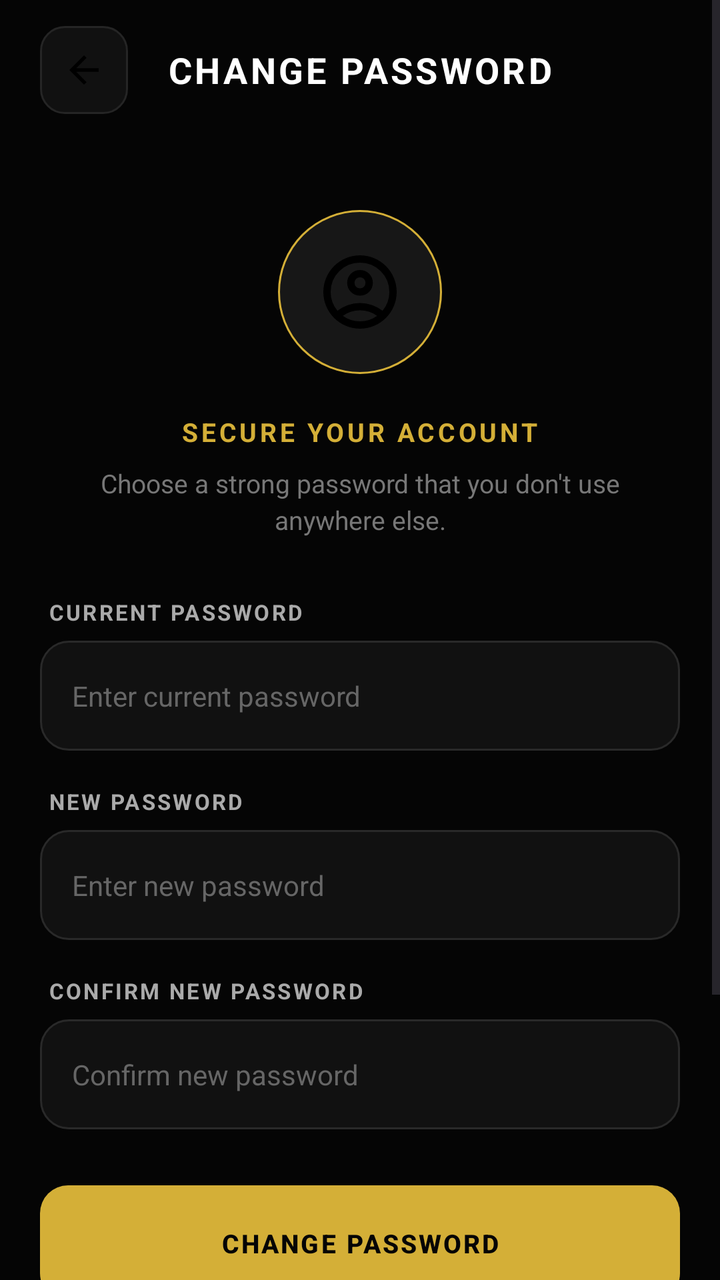
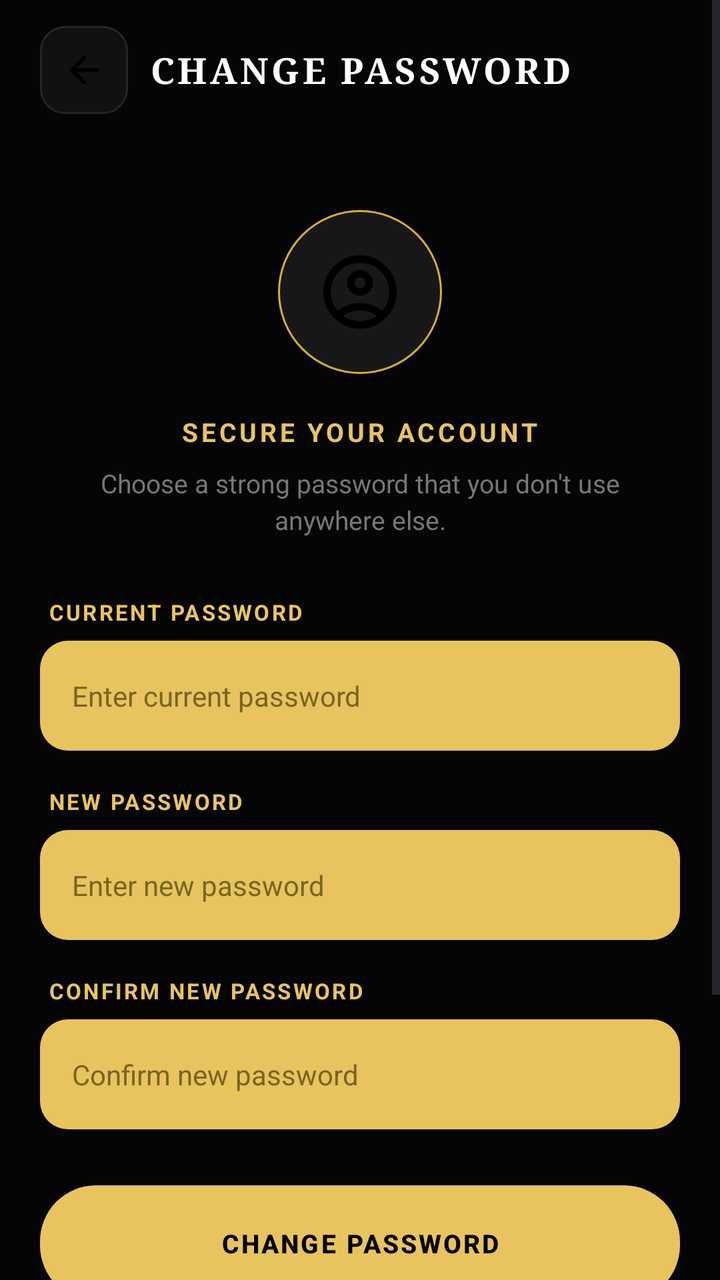

Compare the two renders of this Android layout. The source of the first and the diff that turns it into the second are given below.
<!-- AndroidManifest.xml: application theme Theme.FadeandFaith -->
<!-- res/layout/activity_change_password.xml -->
<?xml version="1.0" encoding="utf-8"?>
<ScrollView
    xmlns:android="http://schemas.android.com/apk/res/android"
    xmlns:app="http://schemas.android.com/apk/res-auto"
    android:layout_width="match_parent"
    android:layout_height="match_parent"
    android:background="#050505"
    android:fillViewport="true">

    <LinearLayout
        android:layout_width="match_parent"
        android:layout_height="wrap_content"
        android:orientation="vertical"
        android:paddingBottom="35dp">

        

        <LinearLayout
            android:layout_width="match_parent"
            android:layout_height="70dp"
            android:orientation="horizontal"
            android:gravity="center_vertical"
            android:paddingStart="20dp"
            android:paddingEnd="20dp">

            <ImageView
                android:id="@+id/backButton"
                android:layout_width="44dp"
                android:layout_height="44dp"
                android:padding="11dp"
                android:src="@drawable/arrowback"
                android:background="@drawable/iconbutton"
                android:contentDescription="Back" />

            <TextView
                android:layout_width="0dp"
                android:layout_height="wrap_content"
                android:layout_weight="1"
                android:gravity="center"
                android:text="CHANGE PASSWORD"
                android:textColor="#FFFFFF"
                android:textSize="18sp"
                android:textStyle="bold"
                android:letterSpacing="0.08" />

            <View
                android:layout_width="44dp"
                android:layout_height="44dp" />

        </LinearLayout>


        

        <LinearLayout
            android:layout_width="match_parent"
            android:layout_height="wrap_content"
            android:orientation="vertical"
            android:gravity="center"
            android:paddingStart="28dp"
            android:paddingEnd="28dp"
            android:paddingTop="35dp"
            android:paddingBottom="30dp">

            <ImageView
                android:layout_width="82dp"
                android:layout_height="82dp"
                android:padding="19dp"
                android:src="@drawable/person"
                android:background="@drawable/avatar"
                android:contentDescription="Security" />

            <TextView
                android:layout_width="wrap_content"
                android:layout_height="wrap_content"
                android:layout_marginTop="20dp"
                android:text="SECURE YOUR ACCOUNT"
                android:textColor="#D4AF37"
                android:textSize="13sp"
                android:textStyle="bold"
                android:letterSpacing="0.12" />

            <TextView
                android:layout_width="match_parent"
                android:layout_height="wrap_content"
                android:layout_marginTop="8dp"
                android:text="Choose a strong password that you don't use anywhere else."
                android:textColor="#777777"
                android:textSize="13sp"
                android:gravity="center"
                android:lineSpacingExtra="3dp" />

        </LinearLayout>


        

        <TextView
            android:layout_width="match_parent"
            android:layout_height="wrap_content"
            android:layout_marginStart="24dp"
            android:layout_marginEnd="24dp"
            android:text="CURRENT PASSWORD"
            android:textColor="#AAAAAA"
            android:textSize="11sp"
            android:textStyle="bold"
            android:letterSpacing="0.1" />

        <EditText
            android:id="@+id/currentPasswordInput"
            android:layout_width="match_parent"
            android:layout_height="55dp"
            android:layout_marginStart="20dp"
            android:layout_marginEnd="20dp"
            android:layout_marginTop="7dp"
            android:layout_marginBottom="18dp"
            android:background="@drawable/input"
            android:hint="Enter current password"
            android:paddingStart="16dp"
            android:paddingEnd="16dp"
            android:textColor="#FFFFFF"
            android:textColorHint="#666666"
            android:textSize="14sp"
            android:inputType="textPassword" />


        

        <TextView
            android:layout_width="match_parent"
            android:layout_height="wrap_content"
            android:layout_marginStart="24dp"
            android:layout_marginEnd="24dp"
            android:text="NEW PASSWORD"
            android:textColor="#AAAAAA"
            android:textSize="11sp"
            android:textStyle="bold"
            android:letterSpacing="0.1" />

        <EditText
            android:id="@+id/newPasswordInput"
            android:layout_width="match_parent"
            android:layout_height="55dp"
            android:layout_marginStart="20dp"
            android:layout_marginEnd="20dp"
            android:layout_marginTop="7dp"
            android:layout_marginBottom="18dp"
            android:background="@drawable/input"
            android:hint="Enter new password"
            android:paddingStart="16dp"
            android:paddingEnd="16dp"
            android:textColor="#FFFFFF"
            android:textColorHint="#666666"
            android:textSize="14sp"
            android:inputType="textPassword" />


        

        <TextView
            android:layout_width="match_parent"
            android:layout_height="wrap_content"
            android:layout_marginStart="24dp"
            android:layout_marginEnd="24dp"
            android:text="CONFIRM NEW PASSWORD"
            android:textColor="#AAAAAA"
            android:textSize="11sp"
            android:textStyle="bold"
            android:letterSpacing="0.1" />

        <EditText
            android:id="@+id/confirmPasswordInput"
            android:layout_width="match_parent"
            android:layout_height="55dp"
            android:layout_marginStart="20dp"
            android:layout_marginEnd="20dp"
            android:layout_marginTop="7dp"
            android:layout_marginBottom="28dp"
            android:background="@drawable/input"
            android:hint="Confirm new password"
            android:paddingStart="16dp"
            android:paddingEnd="16dp"
            android:textColor="#FFFFFF"
            android:textColorHint="#666666"
            android:textSize="14sp"
            android:inputType="textPassword" />


        

        <com.google.android.material.button.MaterialButton
            android:id="@+id/changePasswordButton"
            android:layout_width="match_parent"
            android:layout_height="58dp"
            android:layout_marginStart="20dp"
            android:layout_marginEnd="20dp"
            android:text="CHANGE PASSWORD"
            android:textColor="#050505"
            android:textSize="13sp"
            android:textStyle="bold"
            android:letterSpacing="0.08"
            android:background="@drawable/goldbutton"
            app:backgroundTint="@null" />


        

        <LinearLayout
            android:layout_width="match_parent"
            android:layout_height="wrap_content"
            android:layout_marginStart="24dp"
            android:layout_marginEnd="24dp"
            android:layout_marginTop="25dp"
            android:background="@drawable/homecard"
            android:orientation="vertical"
            android:padding="18dp">

            <TextView
                android:layout_width="wrap_content"
                android:layout_height="wrap_content"
                android:text="PASSWORD REQUIREMENTS"
                android:textColor="#D4AF37"
                android:textSize="11sp"
                android:textStyle="bold"
                android:letterSpacing="0.1" />

            <TextView
                android:layout_width="match_parent"
                android:layout_height="wrap_content"
                android:layout_marginTop="10dp"
                android:text="• At least 8 characters&#10;• Use a combination of letters and numbers&#10;• Avoid using easily guessed information"
                android:textColor="#888888"
                android:textSize="12sp"
                android:lineSpacingExtra="4dp" />

        </LinearLayout>

    </LinearLayout>

</ScrollView>
<!-- resources referenced by this layout -->
<resources>
  <!-- drawable arrowback (drawable) -->
  <vector xmlns:android="http://schemas.android.com/apk/res/android" android:autoMirrored="true" android:height="24dp" android:tint="#000000" android:viewportHeight="960" android:viewportWidth="960" android:width="24dp">
        
      <path android:fillColor="@android:color/white" android:pathData="M313,520L537,744L480,800L160,480L480,160L537,216L313,440L800,440L800,520L313,520Z"/>
      
  </vector>
  <!-- drawable avatar (drawable) -->
  <?xml version="1.0" encoding="utf-8"?>
  <shape xmlns:android="http://schemas.android.com/apk/res/android"
      android:shape="oval">
  
      <solid android:color="#171717" />
  
      <stroke
          android:width="1dp"
          android:color="#D4AF37" />
  
  </shape>
  <!-- drawable goldbutton (drawable) -->
  <?xml version="1.0" encoding="utf-8"?>
  <shape xmlns:android="http://schemas.android.com/apk/res/android"
      android:shape="rectangle">
  
      <solid android:color="#D4AF37" />
  
      <corners android:radius="14dp" />
  
  </shape>
  <!-- drawable homecard (drawable) -->
  <?xml version="1.0" encoding="utf-8"?>
  <shape xmlns:android="http://schemas.android.com/apk/res/android">
  
      <solid android:color="#101010" />
  
      <stroke
          android:width="1dp"
          android:color="#242424" />
  
      <corners android:radius="16dp" />
  
  </shape>
  <!-- drawable iconbutton (drawable) -->
  <?xml version="1.0" encoding="utf-8"?>
  <shape xmlns:android="http://schemas.android.com/apk/res/android">
  
      <solid android:color="#111111" />
  
      <stroke
          android:width="1dp"
          android:color="#252525" />
  
      <corners android:radius="12dp" />
  
  </shape>
  <!-- drawable input (drawable) -->
  <?xml version="1.0" encoding="utf-8"?>
  <shape xmlns:android="http://schemas.android.com/apk/res/android"
      android:shape="rectangle">
  
      <solid android:color="#111111" />
  
      <stroke
          android:width="1dp"
          android:color="#292929" />
  
      <corners android:radius="14dp" />
  
  </shape>
  <!-- drawable person (drawable) -->
  <vector xmlns:android="http://schemas.android.com/apk/res/android" android:height="24dp" android:tint="#000000" android:viewportHeight="960" android:viewportWidth="960" android:width="24dp">
        
      <path android:fillColor="@android:color/white" android:pathData="M234,684Q285,645 348,622.5Q411,600 480,600Q549,600 612,622.5Q675,645 726,684Q761,643 780.5,591Q800,539 800,480Q800,347 706.5,253.5Q613,160 480,160Q347,160 253.5,253.5Q160,347 160,480Q160,539 179.5,591Q199,643 234,684ZM380.5,479.5Q340,439 340,380Q340,321 380.5,280.5Q421,240 480,240Q539,240 579.5,280.5Q620,321 620,380Q620,439 579.5,479.5Q539,520 480,520Q421,520 380.5,479.5ZM480,880Q397,880 324,848.5Q251,817 197,763Q143,709 111.5,636Q80,563 80,480Q80,397 111.5,324Q143,251 197,197Q251,143 324,111.5Q397,80 480,80Q563,80 636,111.5Q709,143 763,197Q817,251 848.5,324Q880,397 880,480Q880,563 848.5,636Q817,709 763,763Q709,817 636,848.5Q563,880 480,880ZM580,784.5Q627,769 666,740Q627,711 580,695.5Q533,680 480,680Q427,680 380,695.5Q333,711 294,740Q333,769 380,784.5Q427,800 480,800Q533,800 580,784.5ZM523,423Q540,406 540,380Q540,354 523,337Q506,320 480,320Q454,320 437,337Q420,354 420,380Q420,406 437,423Q454,440 480,440Q506,440 523,423ZM480,380Q480,380 480,380Q480,380 480,380Q480,380 480,380Q480,380 480,380Q480,380 480,380Q480,380 480,380Q480,380 480,380Q480,380 480,380ZM480,740Q480,740 480,740Q480,740 480,740Q480,740 480,740Q480,740 480,740Q480,740 480,740Q480,740 480,740Q480,740 480,740Q480,740 480,740Z"/>
      
  </vector>
  <style name="Theme.FadeandFaith" parent="Base.Theme.FadeandFaith" />
  <style name="Base.Theme.FadeandFaith" parent="Theme.Material3.DayNight.NoActionBar">
          
          
      </style>
</resources>

<!-- the commit's change to res/layout/activity_change_password.xml (unified diff, before → after) -->
@@ -4,7 +4,7 @@
     xmlns:app="http://schemas.android.com/apk/res-auto"
     android:layout_width="match_parent"
     android:layout_height="match_parent"
-    android:background="#050505"
+    android:background="@color/ff_background"
     android:fillViewport="true">
 
     <LinearLayout
@@ -39,6 +39,7 @@
                 android:gravity="center"
                 android:text="CHANGE PASSWORD"
                 android:textColor="#FFFFFF"
+                android:fontFamily="serif"
                 android:textSize="18sp"
                 android:textStyle="bold"
                 android:letterSpacing="0.08" />
@@ -75,7 +76,7 @@
                 android:layout_height="wrap_content"
                 android:layout_marginTop="20dp"
                 android:text="SECURE YOUR ACCOUNT"
-                android:textColor="#D4AF37"
+                android:textColor="#E8C45E"
                 android:textSize="13sp"
                 android:textStyle="bold"
                 android:letterSpacing="0.12" />
@@ -101,7 +102,7 @@
             android:layout_marginStart="24dp"
             android:layout_marginEnd="24dp"
             android:text="CURRENT PASSWORD"
-            android:textColor="#AAAAAA"
+            android:textColor="#E8C45E"
             android:textSize="11sp"
             android:textStyle="bold"
             android:letterSpacing="0.1" />
@@ -114,12 +115,12 @@
             android:layout_marginEnd="20dp"
             android:layout_marginTop="7dp"
             android:layout_marginBottom="18dp"
-            android:background="@drawable/input"
+            android:background="@drawable/inputgold"
             android:hint="Enter current password"
             android:paddingStart="16dp"
             android:paddingEnd="16dp"
-            android:textColor="#FFFFFF"
-            android:textColorHint="#666666"
+            android:textColor="#1A1A1A"
+            android:textColorHint="#7A6520"
             android:textSize="14sp"
             android:inputType="textPassword" />
 
@@ -132,7 +133,7 @@
             android:layout_marginStart="24dp"
             android:layout_marginEnd="24dp"
             android:text="NEW PASSWORD"
-            android:textColor="#AAAAAA"
+            android:textColor="#E8C45E"
             android:textSize="11sp"
             android:textStyle="bold"
             android:letterSpacing="0.1" />
@@ -145,12 +146,12 @@
             android:layout_marginEnd="20dp"
             android:layout_marginTop="7dp"
             android:layout_marginBottom="18dp"
-            android:background="@drawable/input"
+            android:background="@drawable/inputgold"
             android:hint="Enter new password"
             android:paddingStart="16dp"
             android:paddingEnd="16dp"
-            android:textColor="#FFFFFF"
-            android:textColorHint="#666666"
+            android:textColor="#1A1A1A"
+            android:textColorHint="#7A6520"
             android:textSize="14sp"
             android:inputType="textPassword" />
 
@@ -163,7 +164,7 @@
             android:layout_marginStart="24dp"
             android:layout_marginEnd="24dp"
             android:text="CONFIRM NEW PASSWORD"
-            android:textColor="#AAAAAA"
+            android:textColor="#E8C45E"
             android:textSize="11sp"
             android:textStyle="bold"
             android:letterSpacing="0.1" />
@@ -176,12 +177,12 @@
             android:layout_marginEnd="20dp"
             android:layout_marginTop="7dp"
             android:layout_marginBottom="28dp"
-            android:background="@drawable/input"
+            android:background="@drawable/inputgold"
             android:hint="Confirm new password"
             android:paddingStart="16dp"
             android:paddingEnd="16dp"
-            android:textColor="#FFFFFF"
-            android:textColorHint="#666666"
+            android:textColor="#1A1A1A"
+            android:textColorHint="#7A6520"
             android:textSize="14sp"
             android:inputType="textPassword" />
 
@@ -195,11 +196,11 @@
             android:layout_marginStart="20dp"
             android:layout_marginEnd="20dp"
             android:text="CHANGE PASSWORD"
-            android:textColor="#050505"
+            android:textColor="@color/ff_on_gold"
             android:textSize="13sp"
             android:textStyle="bold"
             android:letterSpacing="0.08"
-            android:background="@drawable/goldbutton"
+            android:background="@drawable/gold"
             app:backgroundTint="@null" />
 
 
@@ -211,7 +212,7 @@
             android:layout_marginStart="24dp"
             android:layout_marginEnd="24dp"
             android:layout_marginTop="25dp"
-            android:background="@drawable/homecard"
+            android:background="@drawable/cardoutline"
             android:orientation="vertical"
             android:padding="18dp">
 
@@ -219,7 +220,7 @@
                 android:layout_width="wrap_content"
                 android:layout_height="wrap_content"
                 android:text="PASSWORD REQUIREMENTS"
-                android:textColor="#D4AF37"
+                android:textColor="#E8C45E"
                 android:textSize="11sp"
                 android:textStyle="bold"
                 android:letterSpacing="0.1" />
<!-- resource entries referenced after the edit -->
@@ -1,5 +1,7 @@
 <!-- resources referenced by this layout -->
 <resources>
+  <color name="ff_background">#FF050505</color>
+  <color name="ff_on_gold">#FF050505</color>
   <!-- drawable arrowback (drawable) -->
   <vector xmlns:android="http://schemas.android.com/apk/res/android" android:autoMirrored="true" android:height="24dp" android:tint="#000000" android:viewportHeight="960" android:viewportWidth="960" android:width="24dp">
         
@@ -18,29 +20,27 @@
           android:color="#D4AF37" />
   
   </shape>
-  <!-- drawable goldbutton (drawable) -->
+  <!-- drawable cardoutline (drawable) -->
   <?xml version="1.0" encoding="utf-8"?>
   <shape xmlns:android="http://schemas.android.com/apk/res/android"
       android:shape="rectangle">
-  
-      <solid android:color="#D4AF37" />
-  
-      <corners android:radius="14dp" />
-  
-  </shape>
-  <!-- drawable homecard (drawable) -->
-  <?xml version="1.0" encoding="utf-8"?>
-  <shape xmlns:android="http://schemas.android.com/apk/res/android">
-  
-      <solid android:color="#101010" />
-  
+      <solid android:color="#0B0B0B" />
       <stroke
           android:width="1dp"
-          android:color="#242424" />
-  
-      <corners android:radius="16dp" />
-  
+          android:color="#E8C45E" />
+      <corners android:radius="6dp" />
   </shape>
+  <!-- drawable gold (drawable) -->
+  <?xml version="1.0" encoding="utf-8"?>
+  <ripple xmlns:android="http://schemas.android.com/apk/res/android"
+      android:color="#33000000">
+      <item>
+          <shape android:shape="rectangle">
+              <solid android:color="#E8C45E" />
+              <corners android:radius="28dp" />
+          </shape>
+      </item>
+  </ripple>
   <!-- drawable iconbutton (drawable) -->
   <?xml version="1.0" encoding="utf-8"?>
   <shape xmlns:android="http://schemas.android.com/apk/res/android">
@@ -54,19 +54,12 @@
       <corners android:radius="12dp" />
   
   </shape>
-  <!-- drawable input (drawable) -->
+  <!-- drawable inputgold (drawable) -->
   <?xml version="1.0" encoding="utf-8"?>
   <shape xmlns:android="http://schemas.android.com/apk/res/android"
       android:shape="rectangle">
-  
-      <solid android:color="#111111" />
-  
-      <stroke
-          android:width="1dp"
-          android:color="#292929" />
-  
+      <solid android:color="#E8C45E" />
       <corners android:radius="14dp" />
-  
   </shape>
   <!-- drawable person (drawable) -->
   <vector xmlns:android="http://schemas.android.com/apk/res/android" android:height="24dp" android:tint="#000000" android:viewportHeight="960" android:viewportWidth="960" android:width="24dp">
